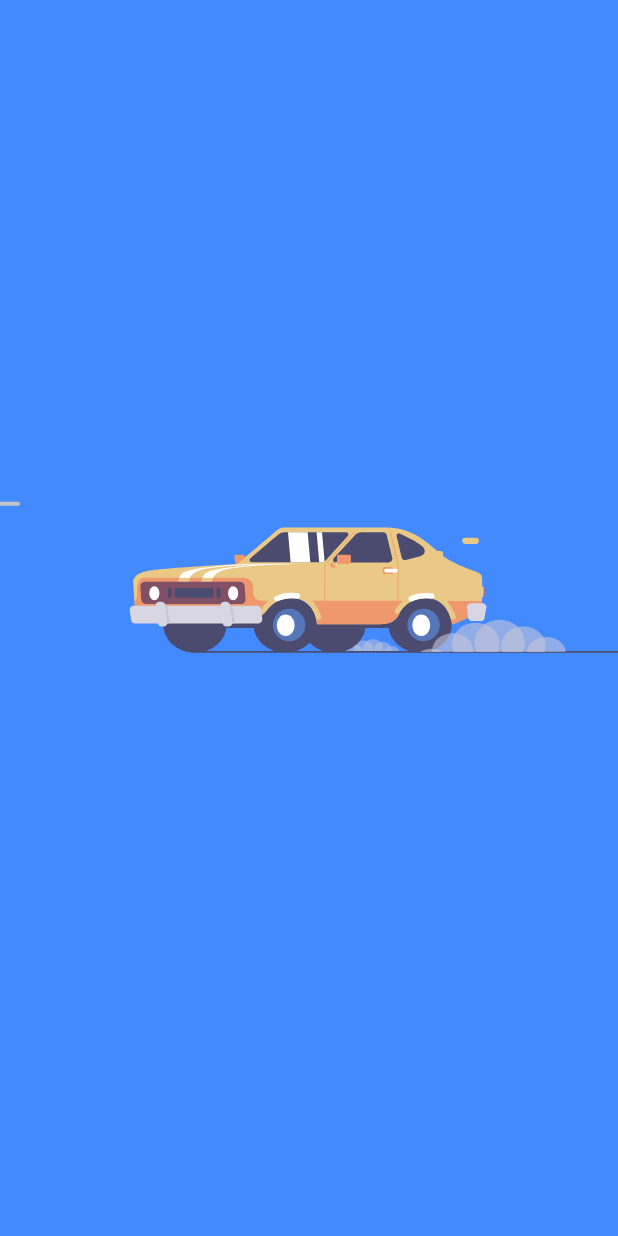
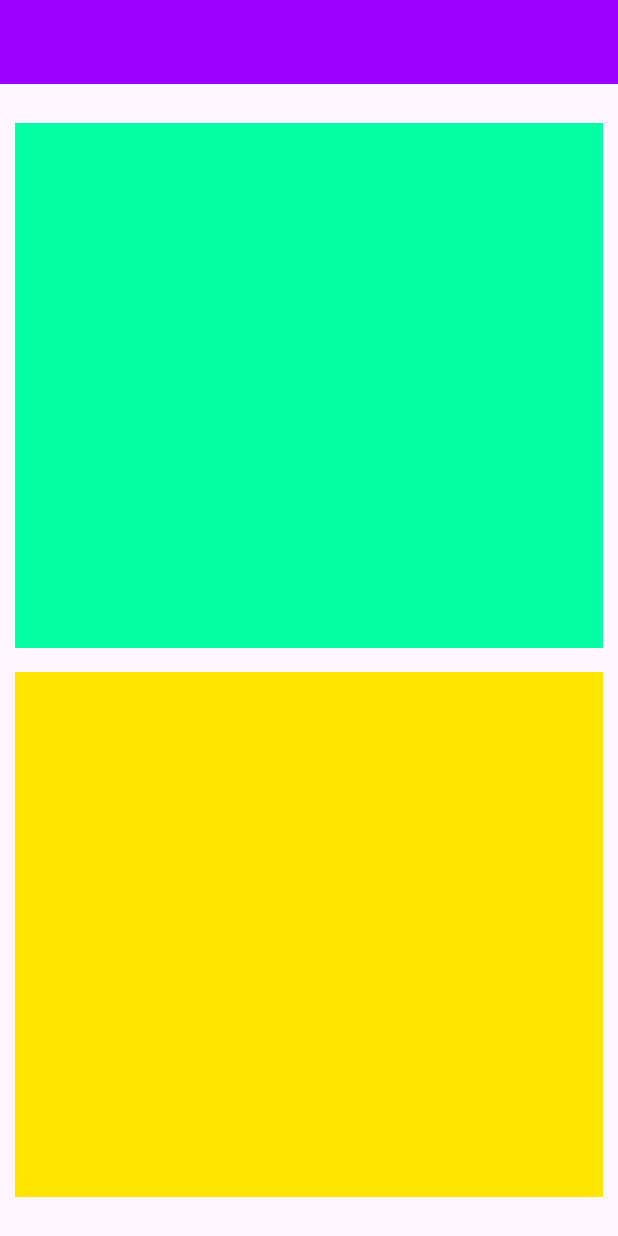
Before and after one commit to MihiranWijesekara/flutter_widget, a Flutter app: the first screen one second after launch, on a phone screen of 412 x 824 dp. Run offline on Flutter 3.47's test engine with Material 3 defaults, Android fonts, the phone set to English and light mode, and no system bars; drawn by our look-alikes of animated_splash_screen; our stand-ins replace curved_navigation_bar, google_nav_bar, lottie.

Commit message:
Your commit message

```diff
--- /dev/null
+++ b/lib/layout.dart
@@ -0,0 +1,37 @@
+import 'package:flutter/material.dart';
+import 'package:flutter/widgets.dart';
+
+class Layout extends StatelessWidget {
+  const Layout({super.key});
+
+  @override
+  Widget build(BuildContext context) {
+    return MaterialApp(
+      debugShowCheckedModeBanner: false,
+      title: "Flutter Layouts",
+      home: Scaffold(
+        appBar: AppBar(
+          backgroundColor: const Color(0xff9E00FF),
+        ),
+        body: Padding(
+          padding: const EdgeInsets.all(10.0),
+          child: Column(
+            mainAxisAlignment: MainAxisAlignment.spaceEvenly,
+            children: [
+              Container(
+                width: double.infinity,
+                height: 350,
+                color: const Color(0xff06FFA5),
+              ),
+              Container(
+                width: double.infinity,
+                height: 350,
+                color: const Color(0xffFFE500),
+              ),
+            ],
+          ),
+        ),
+      ),
+    );
+  }
+}
--- a/lib/main.dart
+++ b/lib/main.dart
@@ -1,6 +1,9 @@
+import 'package:bottom_navigation/ColumnRow.dart';
+import 'package:bottom_navigation/Container.dart';
 import 'package:bottom_navigation/bottomNavigationBar.dart';
 import 'package:bottom_navigation/carAnimation.dart';
 import 'package:bottom_navigation/curvedNavigationBar.dart';
+import 'package:bottom_navigation/layout.dart';
 import 'package:flutter/material.dart';
 
 void main() {
@@ -15,9 +18,12 @@ class MyApp extends StatelessWidget {
   Widget build(BuildContext context) {
     return const MaterialApp(
       debugShowCheckedModeBanner: false,
-      // home: const BottomNavigationBarExample(),
+      //  home: const BottomNavigationBarExample(),
       // home: CurvedNavigationBarExample(),
-      home: Caranimation(),
+      //  home: Caranimation(),
+      //home: Container1(),
+      //home: Columnrow(),
+      home: Layout(),
     );
   }
 }
```
Also changed, not shown: lib/ColumnRow.dart (added, +40 -0 lines), lib/Container.dart (added, +33 -0 lines).
